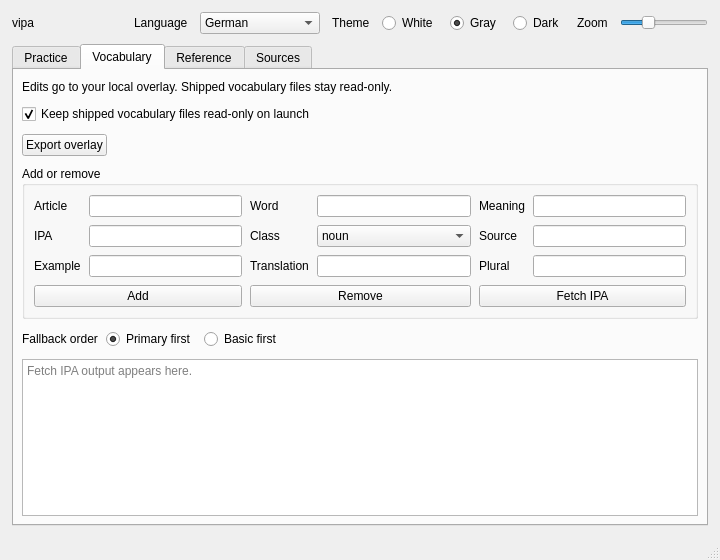
Qt form ui/main_window.ui (denizisik1/silent-vocabulary) before a commit.
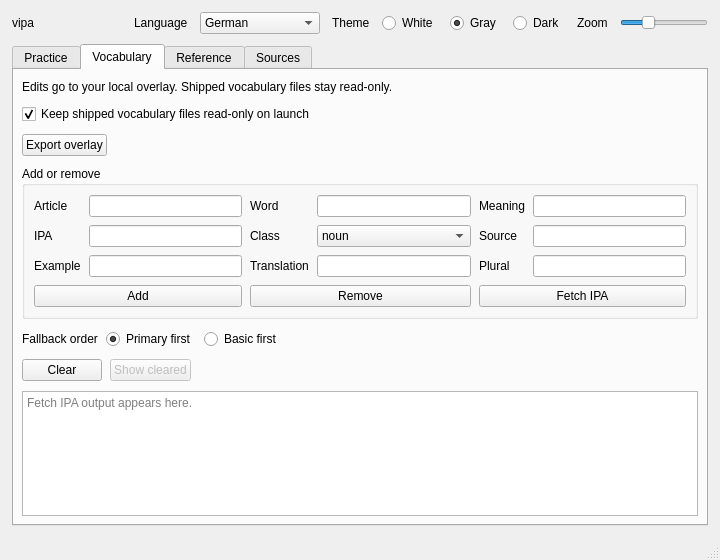
The same form after that commit. The open tabs and pages were chosen to show the change.

Commit message:
feat(ui): add misc gui features to resultbox
Resultbox scrolls to bottom after each retrieve.
Added clear button hides output.
Added show and hide buttons.
Added seperator between results.

What changed in the file:
```diff
--- a/ui/main_window.ui
+++ b/ui/main_window.ui
@@ -797,6 +797,49 @@
           </layout>
          </widget>
         </item>
+        <item>
+         <layout class="QHBoxLayout" name="vocabRetrieveResultsActionsLayout">
+          <property name="spacing">
+           <number>8</number>
+          </property>
+          <item>
+           <widget class="QPushButton" name="pushButton_vocab_retrieve_clear">
+            <property name="text">
+             <string>Clear</string>
+            </property>
+            <property name="toolTip">
+             <string>Hide current results. Cleared output can be shown again.</string>
+            </property>
+           </widget>
+          </item>
+          <item>
+           <widget class="QPushButton" name="pushButton_vocab_retrieve_show_cleared">
+            <property name="text">
+             <string>Show cleared</string>
+            </property>
+            <property name="toolTip">
+             <string>Show or hide previously cleared results</string>
+            </property>
+            <property name="enabled">
+             <bool>false</bool>
+            </property>
+           </widget>
+          </item>
+          <item>
+           <spacer name="vocabRetrieveResultsActionsSpacer">
+            <property name="orientation">
+             <enum>Qt::Horizontal</enum>
+            </property>
+            <property name="sizeHint" stdset="0">
+             <size>
+              <width>40</width>
+              <height>20</height>
+             </size>
+            </property>
+           </spacer>
+          </item>
+         </layout>
+        </item>
         <item>
          <widget class="QTextEdit" name="textEdit_vocab_retrieve_results">
           <property name="readOnly">
```
Left out of the diff: 43 changed lines with no effect on the pictures. The commit also changes 5 other files.
